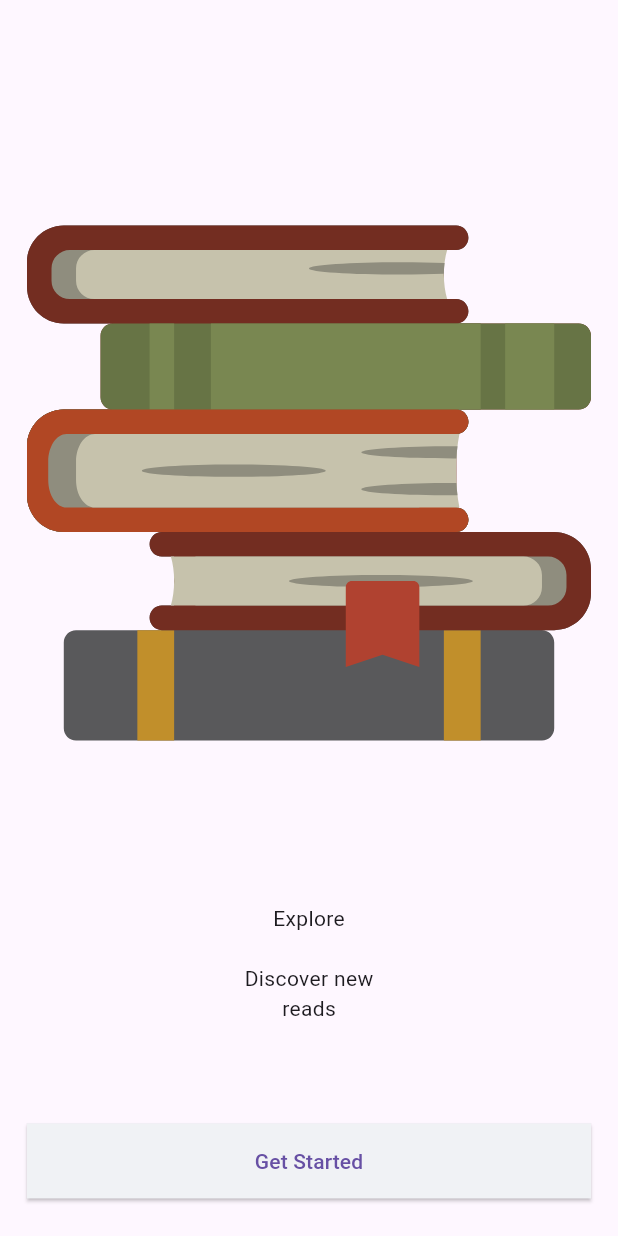
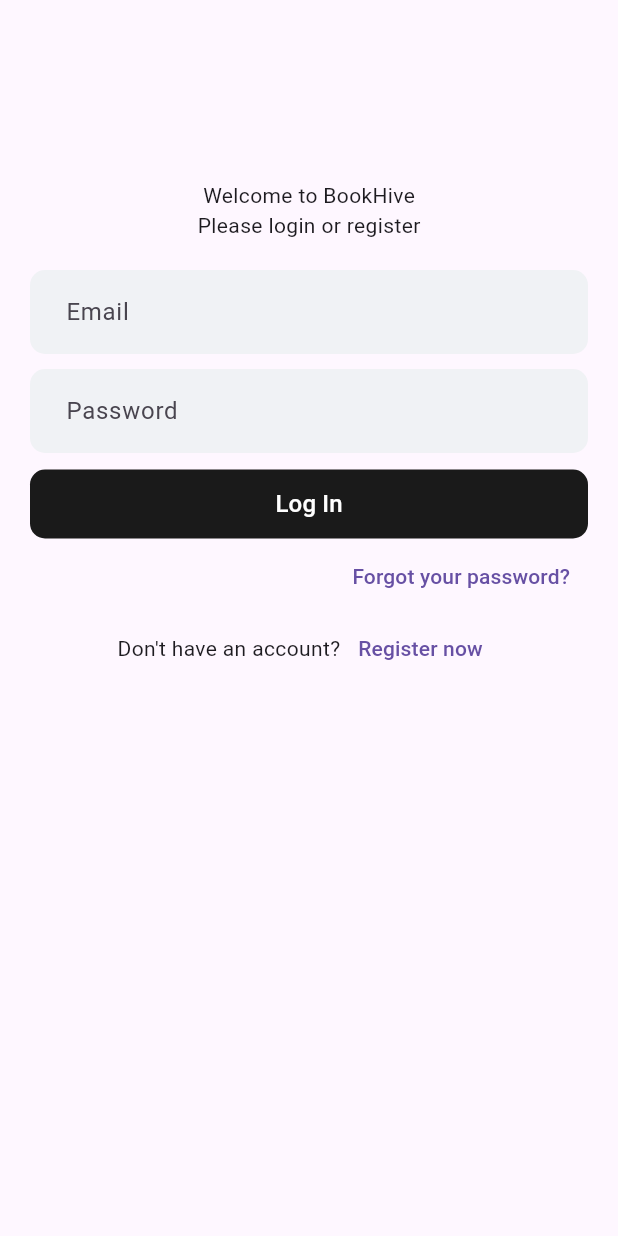
Before and after one commit to Raaz53/library_management_app, a Flutter app: the screen it shows after launch, after a tap on "Get Started", on a phone screen of 412 x 824 dp. Run offline on Flutter 3.47's test engine with Material 3 defaults, Android fonts, the phone set to English and light mode, and no system bars; our stand-ins replace auto_route, flutter_form_builder, flutter_svg, get_it, injectable.

Commit message:
completed Log in and sigin

```diff
--- a/lib/core/app_theme/app_colors.dart
+++ b/lib/core/app_theme/app_colors.dart
@@ -4,8 +4,22 @@ class AppColors {
   AppColors._();
 
   static const primaryColor = Color(0xff1A80E5);
+  static const primaryLight = Color(0xffBBDEFB);
   static const textPrimaryColor = Color(0xff000000);
   static const primaryDark = Color(0xff121417);
+  static const secondaryDark = Color(0xff2C2C2C);
   static const grey = Color(0xffD9D9D9);
   static const buttonSecondary = Color(0xffF0F2F5);
+
+  static const white = Color(0xffF5F5F5);
+  static const lightGray = Color(0xffE0E0E0);
+  static const lightWhite = Color(0xffFAFAFA);
+  static const error = Color(0xffD32F2F);
+  static const red = Color(0xffFF0000);
+  static const transparent = Color(0x00000000);
+  static const black = Color(0xff000000);
+  static const lightBlack = Color(0xFF1A1A1A); // Slightly lighter than black
+
+  static const disableGray = Color(0xffA8A8A8);
+  static Color color717171 = const Color(0xff717171).withOpacity(0.3);
 }
--- a/lib/core/routes/routes.dart
+++ b/lib/core/routes/routes.dart
@@ -1,6 +1,9 @@
 import 'package:auto_route/auto_route.dart';
 import 'package:injectable/injectable.dart';
 
+import '../../features/home_screen/home_screen.dart';
+import '../../features/login_screen/log_in_screen.dart';
+import '../../features/login_screen/sign_in_screen.dart';
 import '../../features/onboarding_screen/onboarding_screen.dart';
 
 part 'routes.gr.dart';
@@ -11,5 +14,8 @@ class AppRoute extends RootStackRouter {
   @override
   List<AutoRoute> get routes => [
         AutoRoute(page: Onboarding.page, initial: true, path: '/'),
+        AutoRoute(page: LogIn.page),
+        AutoRoute(page: SignIn.page),
+        AutoRoute(page: Home.page),
       ];
 }
--- /dev/null
+++ b/lib/core/utilities/app_styles.dart
@@ -0,0 +1,32 @@
+import 'package:flutter/material.dart';
+
+import '../app_theme/app_colors.dart';
+
+class AppStyles {
+  AppStyles._();
+
+  static OutlineInputBorder outlinedInputBorder(
+          {bool hasValidationError = false,
+          bool hasMandatoryBorder = false,
+          Color borderColor = AppColors.transparent,
+          double borderRadius = 16.0}) =>
+      OutlineInputBorder(
+        borderSide: BorderSide(
+            width: hasMandatoryBorder ? 1.0 : (hasValidationError ? 1.0 : 0.0),
+            color: hasValidationError ? AppColors.red : borderColor),
+        borderRadius: BorderRadius.circular(borderRadius),
+      );
+
+  static OutlineInputBorder textViewBorder() => OutlineInputBorder(
+        borderSide: const BorderSide(width: 0, color: AppColors.transparent),
+        borderRadius: BorderRadius.circular(0),
+      );
+
+  static BorderSide borderSide() =>
+      BorderSide(color: AppColors.color717171, width: 0.5);
+  static Border verticalAppBorder() => Border(
+      top: BorderSide(color: AppColors.color717171, width: 0.5),
+      bottom: BorderSide(color: AppColors.color717171, width: 0.5));
+  static Border bottomAppBorder() =>
+      Border(bottom: BorderSide(color: AppColors.color717171, width: 0.5));
+}
--- /dev/null
+++ b/lib/core/widgets/app_button_widget.dart
@@ -0,0 +1,86 @@
+import 'package:flutter/material.dart';
+
+import '../app_theme/app_colors.dart';
+
+class AppButton extends StatelessWidget {
+  const AppButton({
+    required this.title,
+    required this.onClick,
+    this.backgroundColor = AppColors.lightBlack,
+    this.textColor = Colors.white,
+    this.height = 46.0,
+    this.radius = 10.0,
+    this.elevation = 0.0,
+    this.fontSize = 16.0,
+    this.width,
+    this.border,
+    this.padding,
+    this.icon,
+    this.hasUnderline = false,
+    this.hasGradientBorder = false,
+    this.hasGradientBackground = false,
+    this.addIconAfterText = false,
+    this.titleStyle,
+    super.key,
+  });
+
+  final String title;
+  final VoidCallback? onClick;
+  final Color backgroundColor;
+  final Color textColor;
+  final double height;
+  final double? width;
+  final double radius;
+  final double elevation;
+  final double fontSize;
+  final BorderSide? border;
+  final Widget? icon;
+  final EdgeInsets? padding;
+  final bool hasUnderline;
+  final bool hasGradientBorder;
+  final bool hasGradientBackground;
+  final bool addIconAfterText;
+  final TextStyle? titleStyle;
+
+  @override
+  Widget build(BuildContext context) {
+    return MaterialButton(
+      onPressed: onClick,
+      elevation: elevation,
+      height: height,
+      splashColor: AppColors.transparent,
+      minWidth: width ?? double.infinity,
+      color: hasGradientBackground ? null : backgroundColor,
+      shape: RoundedRectangleBorder(
+        borderRadius: BorderRadius.circular(radius),
+        side: border ?? BorderSide.none,
+      ),
+      padding: padding ?? const EdgeInsets.symmetric(horizontal: 16),
+      child: Row(
+        mainAxisSize: MainAxisSize.min,
+        mainAxisAlignment: MainAxisAlignment.center,
+        children: [
+          if (icon != null && !addIconAfterText) ...[
+            icon!,
+            const SizedBox(width: 8),
+          ],
+          Text(
+            title,
+            style: titleStyle ??
+                TextStyle(
+                  fontSize: fontSize,
+                  color: textColor,
+                  decoration: hasUnderline
+                      ? TextDecoration.underline
+                      : TextDecoration.none,
+                ),
+          ),
+          if (icon != null && addIconAfterText) ...[
+            const SizedBox(width: 8),
+            icon!,
+          ],
+        ],
+      ),
+    );
+  }
+}
--- /dev/null
+++ b/lib/core/widgets/app_text_field.dart
@@ -0,0 +1,121 @@
+import 'package:flutter/material.dart';
+import 'package:flutter/services.dart';
+import 'package:flutter_form_builder/flutter_form_builder.dart';
+
+import '../app_theme/app_colors.dart';
+import '../utilities/app_styles.dart';
+
+class AppTextField {
+  AppTextField._();
+
+  static Widget textField({
+    required BuildContext context,
+    String? Function(String)? validator,
+    required String name,
+    TextStyle? style,
+    bool? autocorrect,
+    TextEditingController? textEditingController,
+    String? hint,
+    Color? backgroundColor = AppColors.white,
+    Function(String?)? onTextChanged,
+    Function(String?)? onFieldSubmitted,
+    Function()? onTap,
+    TextInputType keyboardType = TextInputType.text,
+    TextInputAction textInputAction = TextInputAction.done,
+    TextCapitalization textCapitalization = TextCapitalization.sentences,
+    Function? onObscureTapped,
+    bool isPasswordField = false,
+    bool isObscured = false,
+    bool disablesEmojis = true,
+    bool readOnly = false,
+    int? maxLines = 1,
+    int maxLength = 255,
+    double verticalPadding = 5,
+    bool isDisabled = false,
+    bool isRequired = false,
+    List<TextInputFormatter>? inputFormatters,
+    String? headerTitle,
+    Widget? suffixIcon,
+    Widget? prefixIcon,
+    FocusNode? focusNode,
+    TextStyle? headerStyle,
+    TextStyle? hintStyle,
+    double borderRadius = 50.0,
+    Color? textColor,
+    bool hasError = false,
+    String? initialValue,
+    bool isTextFieldOnly = true,
+  }) {
+    final formatters = <TextInputFormatter>[];
+    if (disablesEmojis) {
+      formatters.add(FilteringTextInputFormatter.deny(RegExp('''
+(\u00a9|\u00ae|[\u2000-\u3300]|\ud83c[\ud000-\udfff]|\ud83d[\ud000-\udfff]|\ud83e[\ud000-\udfff])''')));
+    }
+    inputFormatters?.forEach(formatters.add);
+    return Column(
+      crossAxisAlignment: CrossAxisAlignment.start,
+      mainAxisSize: MainAxisSize.min,
+      children: [
+        if (!isTextFieldOnly)
+          Padding(
+            padding: EdgeInsets.only(bottom: 5),
+            child: Row(
+              children: [
+                Expanded(
+                  child: Text(
+                    headerTitle ?? '',
+                    style: headerStyle,
+                  ),
+                ),
+                isRequired
+                    ? Text(
+                        '*',
+                        style: TextStyle(color: AppColors.error),
+                      )
+                    : SizedBox.shrink(),
+              ],
+            ),
+          ),
+        FormBuilderTextField(
+          name: name,
+          initialValue: initialValue,
+          controller: textEditingController,
+          onTapOutside: (event) =>
+              FocusManager.instance.primaryFocus?.unfocus(),
+          maxLines: maxLines,
+          style: style,
+          validator: (value) => validator?.call(value ?? ''),
+          onChanged: onTextChanged,
+          focusNode: focusNode,
+          obscureText: isObscured,
+          keyboardType: keyboardType,
+          textInputAction: textInputAction,
+          onSubmitted: onFieldSubmitted,
+          textCapitalization: textCapitalization,
+          autocorrect: autocorrect ?? false,
+          onTap: onTap,
+          readOnly: isDisabled,
+          inputFormatters: formatters,
+          decoration: InputDecoration(
+            fillColor:
+                isDisabled ? AppColors.lightGray : AppColors.buttonSecondary,
+            contentPadding:
+                const EdgeInsets.only(left: 20, top: 16, bottom: 16),
+            filled: true,
+            suffixIcon: suffixIcon,
+            prefixIcon: prefixIcon,
+            hintText: (hint ?? ''),
+            alignLabelWithHint: true,
+            hintStyle: hintStyle,
+            border: AppStyles.outlinedInputBorder(
+                hasValidationError: hasError, borderRadius: borderRadius),
+            enabledBorder: AppStyles.outlinedInputBorder(
+                hasValidationError: hasError, borderRadius: borderRadius),
+            focusedBorder: AppStyles.outlinedInputBorder(
+                hasValidationError: hasError, borderRadius: borderRadius),
+          ),
+        ),
+      ],
+    );
+  }
+}
--- /dev/null
+++ b/lib/features/home_screen/home_screen.dart
@@ -0,0 +1,20 @@
+import 'package:auto_route/annotations.dart';
+import 'package:book_hive/core/app_theme/app_colors.dart';
+import 'package:flutter/material.dart';
+
+@RoutePage(name: 'Home')
+class HomeScreen extends StatefulWidget {
+  const HomeScreen({super.key});
+
+  @override
+  State<HomeScreen> createState() => _HomeScreenState();
+}
+
+class _HomeScreenState extends State<HomeScreen> {
+  @override
+  Widget build(BuildContext context) {
+    return Scaffold(
+      backgroundColor: AppColors.lightBlack,
+    );
+  }
+}
--- /dev/null
+++ b/lib/features/login_screen/log_in_screen.dart
@@ -0,0 +1,72 @@
+import 'package:auto_route/auto_route.dart';
+import 'package:book_hive/core/routes/routes.dart';
+import 'package:book_hive/core/utilities/ui_extension.dart';
+import 'package:book_hive/core/widgets/app_button_widget.dart';
+import 'package:book_hive/core/widgets/app_text_field.dart';
+import 'package:flutter/material.dart';
+
+@RoutePage(name: 'LogIn')
+class LogInScreen extends StatefulWidget {
+  const LogInScreen({super.key});
+
+  @override
+  State<LogInScreen> createState() => _LogInScreenState();
+}
+
+class _LogInScreenState extends State<LogInScreen> {
+  @override
+  Widget build(BuildContext context) {
+    return Scaffold(
+      resizeToAvoidBottomInset: true,
+      body: Padding(
+        padding: const EdgeInsets.all(20.0),
+        child: Column(
+          children: [
+            100.verticalBox,
+            Text('Welcome to BookHive'),
+            Text('Please login or register'),
+            20.verticalBox,
+            AppTextField.textField(
+              context: context,
+              name: 'email',
+              hint: 'Email',
+              backgroundColor: Colors.black87,
+              borderRadius: 10,
+            ),
+            10.verticalBox,
+            AppTextField.textField(
+              context: context,
+              name: 'password',
+              hint: 'Password',
+              backgroundColor: Colors.black87,
+              borderRadius: 10,
+            ),
+            10.verticalBox,
+            AppButton(title: 'Log In', onClick: () {}),
+            Row(
+              mainAxisAlignment: MainAxisAlignment.end,
+              children: [
+                TextButton(
+                  style: ButtonStyle(splashFactory: NoSplash.splashFactory),
+                  onPressed: () {},
+                  child: Text('Forgot your password?'),
+                ),
+              ],
+            ),
+            Row(
+              mainAxisAlignment: MainAxisAlignment.center,
+              children: [
+                Text("Don't have an account?"),
+                TextButton(
+                  style: ButtonStyle(splashFactory: NoSplash.splashFactory),
+                  onPressed: () => context.router.push(SignIn()),
+                  child: Text('Register now'),
+                ),
+              ],
+            )
+          ],
+        ),
+      ),
+    );
+  }
+}
--- /dev/null
+++ b/lib/features/login_screen/sign_in_screen.dart
@@ -0,0 +1,83 @@
+import 'package:auto_route/annotations.dart';
+import 'package:book_hive/core/utilities/ui_extension.dart';
+import 'package:book_hive/core/widgets/app_button_widget.dart';
+import 'package:book_hive/core/widgets/app_text_field.dart';
+import 'package:flutter/material.dart';
+
+@RoutePage(name: 'SignIn')
+class SignInScreen extends StatefulWidget {
+  const SignInScreen({super.key});
+
+  @override
+  State<SignInScreen> createState() => _SignInScreenState();
+}
+
+class _SignInScreenState extends State<SignInScreen> {
+  @override
+  Widget build(BuildContext context) {
+    return Scaffold(
+      body: SafeArea(
+        child: Padding(
+          padding: EdgeInsets.all(20),
+          child: Column(
+            crossAxisAlignment: CrossAxisAlignment.center,
+            children: [
+              20.verticalBox,
+              Text('Create an account'),
+              10.verticalBox,
+              AppTextField.textField(
+                context: context,
+                name: 'firstName',
+                hint: 'First name',
+                borderRadius: 10,
+              ).py(5),
+              AppTextField.textField(
+                context: context,
+                name: 'lastName',
+                hint: 'Last name',
+                borderRadius: 10,
+              ).py(5),
+              AppTextField.textField(
+                context: context,
+                name: 'email',
+                hint: 'Email',
+                borderRadius: 10,
+              ).py(5),
+              AppTextField.textField(
+                context: context,
+                name: 'password',
+                hint: 'Password',
+                borderRadius: 10,
+              ).py(5),
+              10.verticalBox,
+              RichText(
+                text: TextSpan(
+                  style: TextStyle(
+                    color: Colors.black, // Ensure text is visible
+                    fontSize: 14.0, // Adjust as needed
+                  ),
+                  children: [
+                    TextSpan(
+                      text:
+                          'By continuing, you agree to the Terms of use Read our ',
+                    ),
+                    TextSpan(
+                      text: 'Privacy Policy',
+                      style: TextStyle(
+                        fontWeight: FontWeight.bold,
+                        color:
+                            Colors.blue, // Example: Make it a link-like color
+                      ),
+                    ),
+                  ],
+                ),
+              ),
+              20.verticalBox,
+              AppButton(title: 'Continue', onClick: () {}),
+            ],
+          ),
+        ),
+      ),
+    );
+  }
+}
--- a/lib/features/onboarding_screen/onboarding_screen.dart
+++ b/lib/features/onboarding_screen/onboarding_screen.dart
@@ -1,7 +1,9 @@
 import 'package:auto_route/auto_route.dart';
 import 'package:book_hive/core/app_theme/app_colors.dart';
 import 'package:book_hive/core/resources/assets.dart';
+import 'package:book_hive/core/routes/routes.dart';
 import 'package:book_hive/core/utilities/ui_extension.dart';
+import 'package:book_hive/core/widgets/app_button_widget.dart';
 import 'package:flutter/material.dart';
 import 'package:flutter_svg/flutter_svg.dart';
 
@@ -30,23 +32,33 @@ class OnboardingScreen extends StatelessWidget {
                   ],
                 ),
               ),
-              ElevatedButton(
-                style: ElevatedButton.styleFrom(
-                  backgroundColor: AppColors.buttonSecondary,
-                  shape: RoundedRectangleBorder(
-                    borderRadius: BorderRadius.circular(0),
-                  ),
-                ),
-                onPressed: () {},
-                child: SizedBox(
-                  height: 50,
-                  width: double.infinity,
-                  child: Center(
-                    child: Text(
-                      'Get Started',
-                    ),
-                  ),
-                ),
+              // ElevatedButton(
+              //   style: ElevatedButton.styleFrom(
+              //     backgroundColor: AppColors.buttonSecondary,
+              //     shape: RoundedRectangleBorder(
+              //       borderRadius: BorderRadius.circular(0),
+              //     ),
+              //   ),
+              //   onPressed: () {},
+              //   child: SizedBox(
+              //     height: 50,
+              //     width: double.infinity,
+              //     child: Center(
+              //       child: Text(
+              //         'Get Started',
+              //       ),
+              //     ),
+              //   ),
+              // ),
+              AppButton(
+                title: 'Get Started',
+                onClick: () => context.router.push(LogIn()),
+                backgroundColor: AppColors.buttonSecondary,
+                textColor: AppColors.black,
+                elevation: 2,
+                width: double.infinity,
+                height: 50,
+                radius: 0,
               ),
             ],
           ),
--- a/pubspec.yaml
+++ b/pubspec.yaml
@@ -41,6 +41,7 @@ dependencies:
   auto_route: ^9.3.0+1
   injectable: ^2.5.0
   flutter_svg: ^2.0.17
+  flutter_form_builder: ^9.7.0
 
 dev_dependencies:
   flutter_test:
```
Also changed, not shown: lib/core/routes/routes.gr.dart, pubspec.lock.
